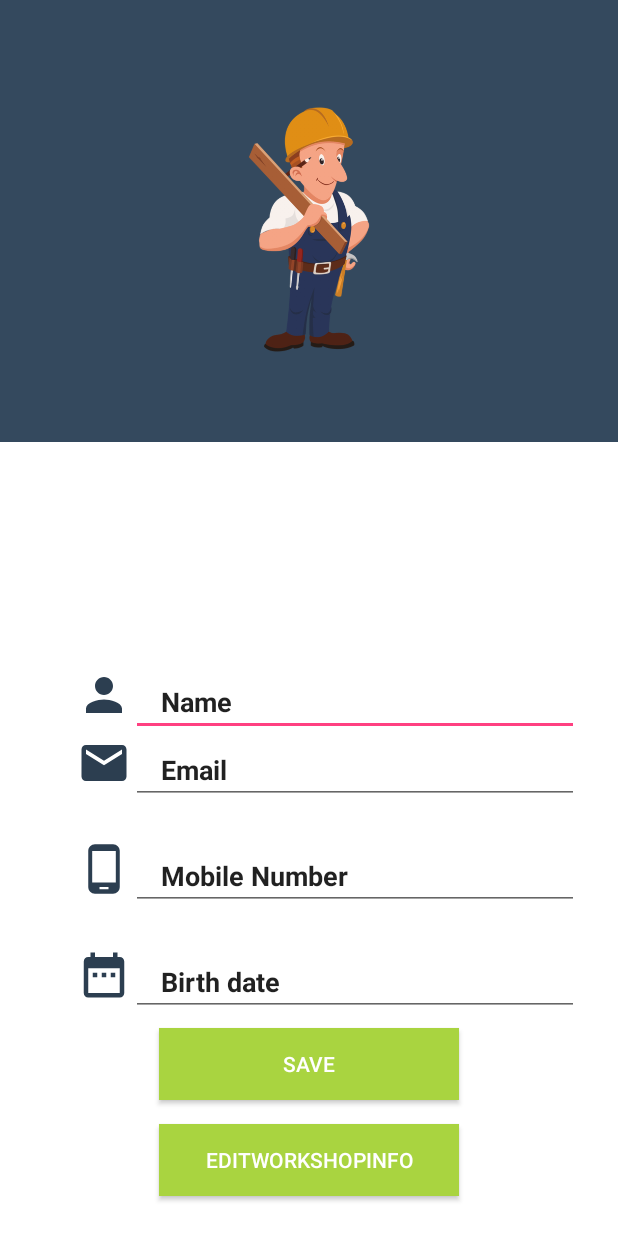
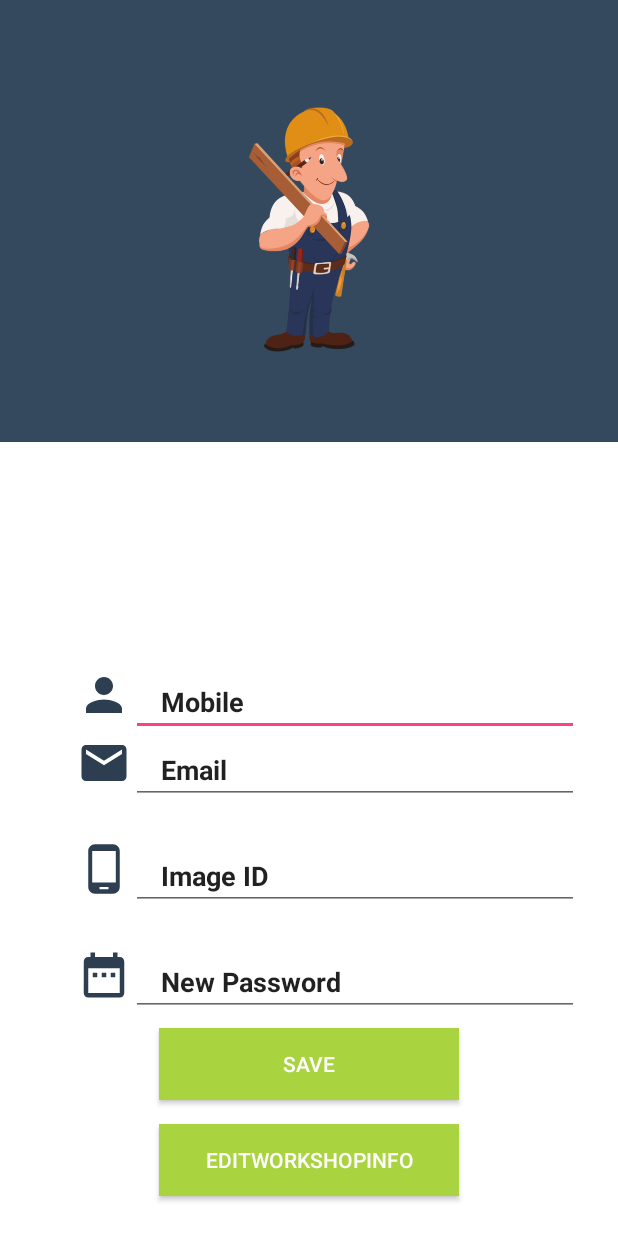
Before and after one commit to Moamen97/Help-Me, an Android app: the DoctorFragment screen opened directly, with no data from a screen before it, in the side drawer, after a tap on "Edit My Info", on a phone screen of 412 x 824 dp. Run offline under Robolectric (Android 15) with nearby library versions, the phone set to English and light mode, and no system bars; our stand-ins replace Firebase (no records; nobody signed in at launch, a user with empty details on screens opened directly); plain views replace FButton; pictures from the network do not load.

Commit message:
Errors Fixed

```diff
--- a/Project/app/src/main/java/com/helpme/Fragments/CarpenterFragment.kt
+++ b/Project/app/src/main/java/com/helpme/Fragments/CarpenterFragment.kt
@@ -1,5 +1,6 @@
 package com.helpme.Fragments
 
+import Control.PostControl
 import Control.UserControl
 import Model.Magic.MyDividerItemDecoration
 import Model.postData.post
@@ -22,7 +23,6 @@ class CarpenterFragment : android.support.v4.app.Fragment() {
     private val POST_TYPE = R.drawable.carpenter;
     private var postList = arrayListOf<post>()
 
-    val UserController: UserControl = UserControl.getInstance(null, null, null, null)
     override fun onCreate(savedInstanceState: Bundle?) {
         super.onCreate(savedInstanceState)
     }
@@ -66,7 +66,7 @@ class CarpenterFragment : android.support.v4.app.Fragment() {
                 R.drawable.welcombackgroung, R.drawable.welcombackgroung, R.drawable.welcombackgroung
         )
 
-        postList = UserController.getCarpenterPosts()
+        postList = PostControl.getPostsByType("Carpenter")
         adapter.notifyDataSetChanged()
     }
 }
--- a/Project/app/src/main/java/com/helpme/Fragments/CookingFragment.kt
+++ b/Project/app/src/main/java/com/helpme/Fragments/CookingFragment.kt
@@ -1,5 +1,6 @@
 package com.helpme.Fragments
 
+import Control.PostControl
 import Control.UserControl
 import Model.Magic.MyDividerItemDecoration;
 import Model.postData.*;
@@ -21,7 +22,6 @@ class CookingFragment : android.support.v4.app.Fragment() {
     private val POST_TYPE = R.drawable.pizza;
     private var postList = arrayListOf<post>()
 
-    val UserController: UserControl = UserControl.getInstance(null, null, null, null)
     override fun onCreateView(inflater: LayoutInflater?, container: ViewGroup?, savedInstanceState: Bundle?): View? {
         var view = inflater?.inflate(R.layout.cooking_fragment, container, false)
 
@@ -60,7 +60,7 @@ class CookingFragment : android.support.v4.app.Fragment() {
                 R.drawable.welcombackgroung, R.drawable.welcombackgroung, R.drawable.welcombackgroung
         )
 
-        postList = UserController.getCookingPosts()
+        postList = PostControl.getPostsByType("Cooking")
         adapter.notifyDataSetChanged()
     }
 }
--- a/Project/app/src/main/java/com/helpme/Fragments/DoctorFragment.kt
+++ b/Project/app/src/main/java/com/helpme/Fragments/DoctorFragment.kt
@@ -1,5 +1,6 @@
 package com.helpme.Fragments
 
+import Control.PostControl
 import Control.UserControl
 import Model.Magic.MyDividerItemDecoration;
 import Model.postData.post
@@ -21,7 +22,6 @@ class DoctorFragment : android.support.v4.app.Fragment() {
 
     private val POST_TYPE = R.drawable.doctor;
     private var postList = arrayListOf<post>()
-    val UserController: UserControl = UserControl.getInstance(null, null, null, null)
 
     override fun onCreateView(inflater: LayoutInflater?, container: ViewGroup?, savedInstanceState: Bundle?): View? {
         var view = inflater?.inflate(R.layout.doctor_fragment, container, false)
@@ -61,7 +61,7 @@ class DoctorFragment : android.support.v4.app.Fragment() {
                 R.drawable.welcombackgroung, R.drawable.welcombackgroung, R.drawable.welcombackgroung,
                 R.drawable.welcombackgroung, R.drawable.welcombackgroung, R.drawable.welcombackgroung
         )
-        postList = UserController.getDoctorPosts()
+        postList = PostControl.getPostsByType("Doctor")
         adapter.notifyDataSetChanged()
     }
 }
--- a/Project/app/src/main/java/com/helpme/Fragments/EngineerFragment.kt
+++ b/Project/app/src/main/java/com/helpme/Fragments/EngineerFragment.kt
@@ -1,5 +1,6 @@
 package com.helpme.Fragments
 
+import Control.PostControl
 import Control.UserControl
 import Model.Magic.MyDividerItemDecoration;
 import Model.postData.*;
@@ -21,7 +22,6 @@ class EngineerFragment : android.support.v4.app.Fragment() {
     private val POST_TYPE = R.drawable.engineer;
     private var postList = arrayListOf<post>()
 
-    val UserController: UserControl = UserControl.getInstance(null, null, null, null)
     override fun onCreate(savedInstanceState: Bundle?) {
         super.onCreate(savedInstanceState)
     }
@@ -65,7 +65,7 @@ class EngineerFragment : android.support.v4.app.Fragment() {
                 R.drawable.welcombackgroung, R.drawable.welcombackgroung, R.drawable.welcombackgroung
         )
 
-        postList = UserController.getEngineerPosts()
+        postList = PostControl.getPostsByType("Engineer")
         adapter.notifyDataSetChanged()
     }
 }
--- a/Project/app/src/main/java/com/helpme/Fragments/MechanicFragment.kt
+++ b/Project/app/src/main/java/com/helpme/Fragments/MechanicFragment.kt
@@ -1,5 +1,6 @@
 package com.helpme.Fragments
 
+import Control.PostControl
 import Control.UserControl
 import Model.Magic.MyDividerItemDecoration;
 import Model.postData.*;
@@ -21,7 +22,6 @@ class MechanicFragment : android.support.v4.app.Fragment() {
     private val POST_TYPE = R.drawable.mechanic;
     private var postList = arrayListOf<post>()
 
-    val UserController: UserControl = UserControl.getInstance(null, null, null, null)
     override fun onCreate(savedInstanceState: Bundle?) {
         super.onCreate(savedInstanceState)
     }
@@ -65,7 +65,7 @@ class MechanicFragment : android.support.v4.app.Fragment() {
                 R.drawable.welcombackgroung, R.drawable.welcombackgroung, R.drawable.welcombackgroung
         )
 
-        postList = UserController.getMechanicPosts()
+        postList = PostControl.getPostsByType("Mechanic")
         adapter.notifyDataSetChanged()
     }
 }
--- a/Project/app/src/main/java/com/helpme/Fragments/PlumberFragment.kt
+++ b/Project/app/src/main/java/com/helpme/Fragments/PlumberFragment.kt
@@ -1,5 +1,6 @@
 package com.helpme.Fragments
 
+import Control.PostControl
 import Control.UserControl
 import Model.Magic.MyDividerItemDecoration;
 import Model.postData.post
@@ -22,7 +23,6 @@ class PlumberFragment : android.support.v4.app.Fragment() {
     private val POST_TYPE = R.drawable.plumber;
     private var postList = arrayListOf<post>()
 
-    val UserController: UserControl = UserControl.getInstance(null, null, null, null)
     override fun onCreate(savedInstanceState: Bundle?) {
         super.onCreate(savedInstanceState)
     }
@@ -65,7 +65,7 @@ class PlumberFragment : android.support.v4.app.Fragment() {
                 R.drawable.welcombackgroung, R.drawable.welcombackgroung, R.drawable.welcombackgroung
         )
 
-        postList = UserController.getPlumberPosts()
+        postList = PostControl.getPostsByType("Plumber")
         adapter.notifyDataSetChanged()
     }
 }
--- a/Project/app/src/main/res/layout/activity_edit_profile.xml
+++ b/Project/app/src/main/res/layout/activity_edit_profile.xml
@@ -64,12 +64,12 @@ tools:context="com.helpme.EditProfile.EditProfile">
                     android:src="@drawable/ic_person_midnight_24dp" />
 
                 <EditText
-                    android:id="@+id/editusernametext"
+                    android:id="@+id/editmobiletextbox"
                     android:layout_width="match_parent"
                     android:layout_height="wrap_content"
                     android:layout_gravity="center_vertical"
                     android:paddingLeft="20dp"
-                    android:text="Name"
+                    android:text="Mobile"
                     android:textStyle="bold" />
             </LinearLayout>
 
@@ -109,12 +109,12 @@ tools:context="com.helpme.EditProfile.EditProfile">
                     android:src="@drawable/ic_phone_android_black_24dp" />
 
                 <EditText
-                    android:id="@+id/editphonetext"
+                    android:id="@+id/editimageidtextbox"
                     android:layout_width="match_parent"
                     android:layout_height="wrap_content"
                     android:layout_gravity="center_vertical"
                     android:paddingLeft="20dp"
-                    android:text="Mobile Number"
+                    android:text="Image ID"
                     android:textStyle="bold" />
             </LinearLayout>
 
@@ -131,12 +131,12 @@ tools:context="com.helpme.EditProfile.EditProfile">
                     android:src="@drawable/ic_date_range_black_24dp" />
 
                 <EditText
-                    android:id="@+id/editbdatetext"
+                    android:id="@+id/editPasstextbox"
                     android:layout_width="match_parent"
                     android:layout_height="wrap_content"
                     android:layout_gravity="center_vertical"
                     android:paddingLeft="20dp"
-                    android:text="Birth date"
+                    android:text="New Password"
                     android:textStyle="bold" />
             </LinearLayout>
 
```
Also changed, not shown: Project/app/src/main/java/Control/PostControl.kt (+7 -4 lines), Project/app/src/main/java/com/helpme/EditProfile/EditProfile.kt (+14 -10 lines), Project/app/src/main/java/com/helpme/Home/home.java (+8 -6 lines).
